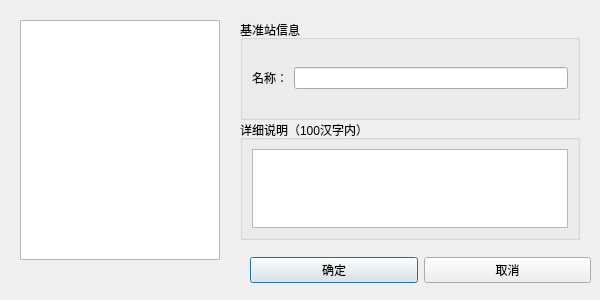
First picture: the form in widget/dialog/standardstation_edit_dialog.ui, repository yanghang8612/SMAMMainUI, before the edit.
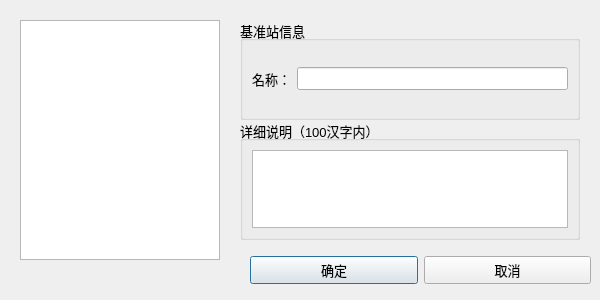
Second picture: the form after the edit.

```diff
--- a/widget/dialog/standardstation_edit_dialog.ui
+++ b/widget/dialog/standardstation_edit_dialog.ui
@@ -13,6 +13,11 @@
     <height>300</height>
    </rect>
   </property>
+  <property name="font">
+   <font>
+    <pointsize>10</pointsize>
+   </font>
+  </property>
   <property name="windowTitle">
    <string>Dialog</string>
   </property>
```
